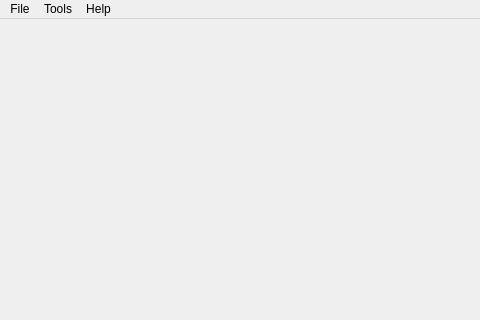
Above: forms/mainwindow.ui from jpitucha/LED-Studio before the change; both pictures show x 0 to 480 and y 0 to 320 of the 800 by 600 pixel window. Below: the same form after it.
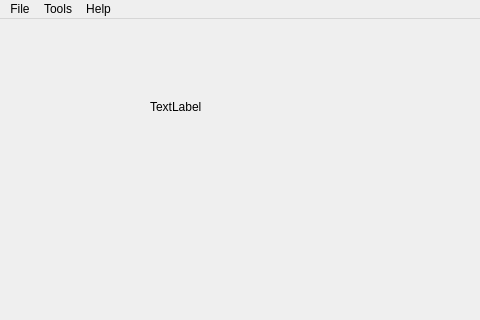
That is the form after the change. Icons and pictures are not drawn. Custom widgets are drawn as their Qt base class.

Commit message: Added clickable QLabel

Diff of the .ui file:
```diff
--- a/forms/mainwindow.ui
+++ b/forms/mainwindow.ui
@@ -17,7 +17,21 @@
    <iconset resource="../res.qrc">
     <normaloff>:/assets/icons/matrix.png</normaloff>:/assets/icons/matrix.png</iconset>
   </property>
-  <widget class="QWidget" name="centralwidget"/>
+  <widget class="QWidget" name="centralwidget">
+   <widget class="ClickableLabel" name="label">
+    <property name="geometry">
+     <rect>
+      <x>150</x>
+      <y>80</y>
+      <width>55</width>
+      <height>16</height>
+     </rect>
+    </property>
+    <property name="text">
+     <string>TextLabel</string>
+    </property>
+   </widget>
+  </widget>
   <widget class="QMenuBar" name="menubar">
    <property name="geometry">
     <rect>
@@ -54,6 +68,13 @@
    </property>
   </action>
  </widget>
+ <customwidgets>
+  <customwidget>
+   <class>ClickableLabel</class>
+   <extends>QLabel</extends>
+   <header>headers/clickablelabel.h</header>
+  </customwidget>
+ </customwidgets>
  <resources>
   <include location="../res.qrc"/>
  </resources>
```
The commit also changes 5 other files.
